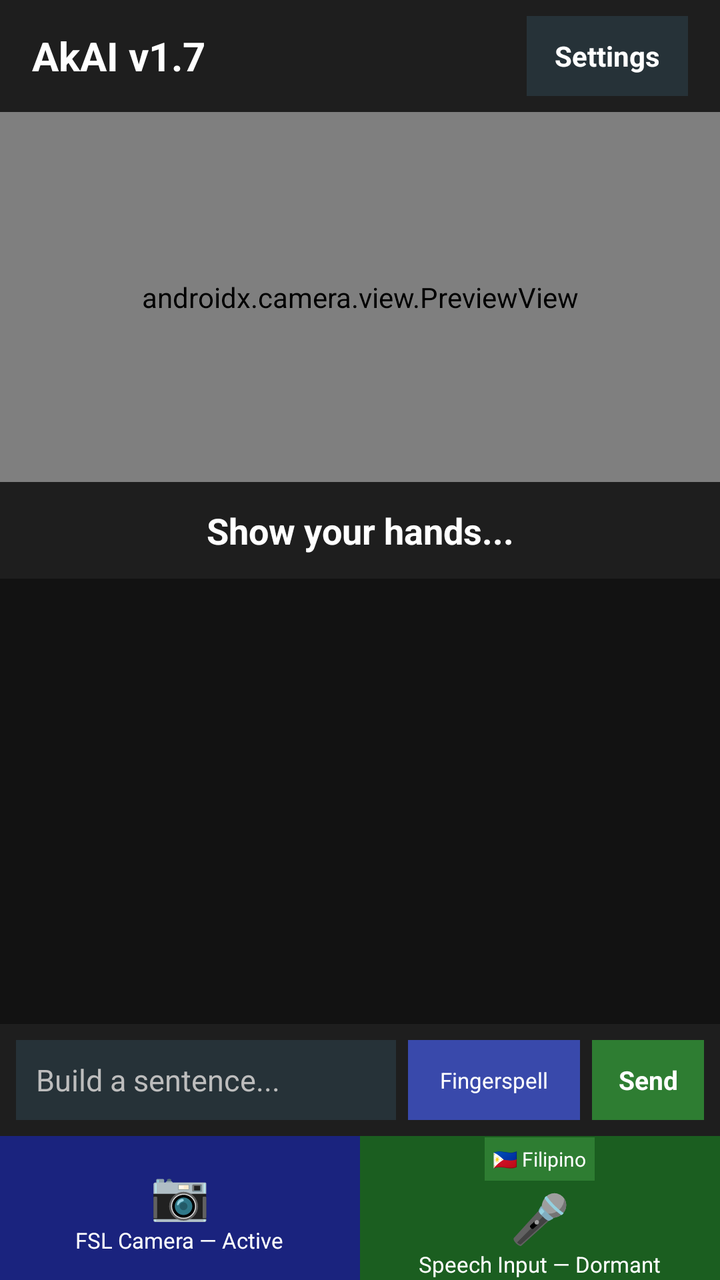
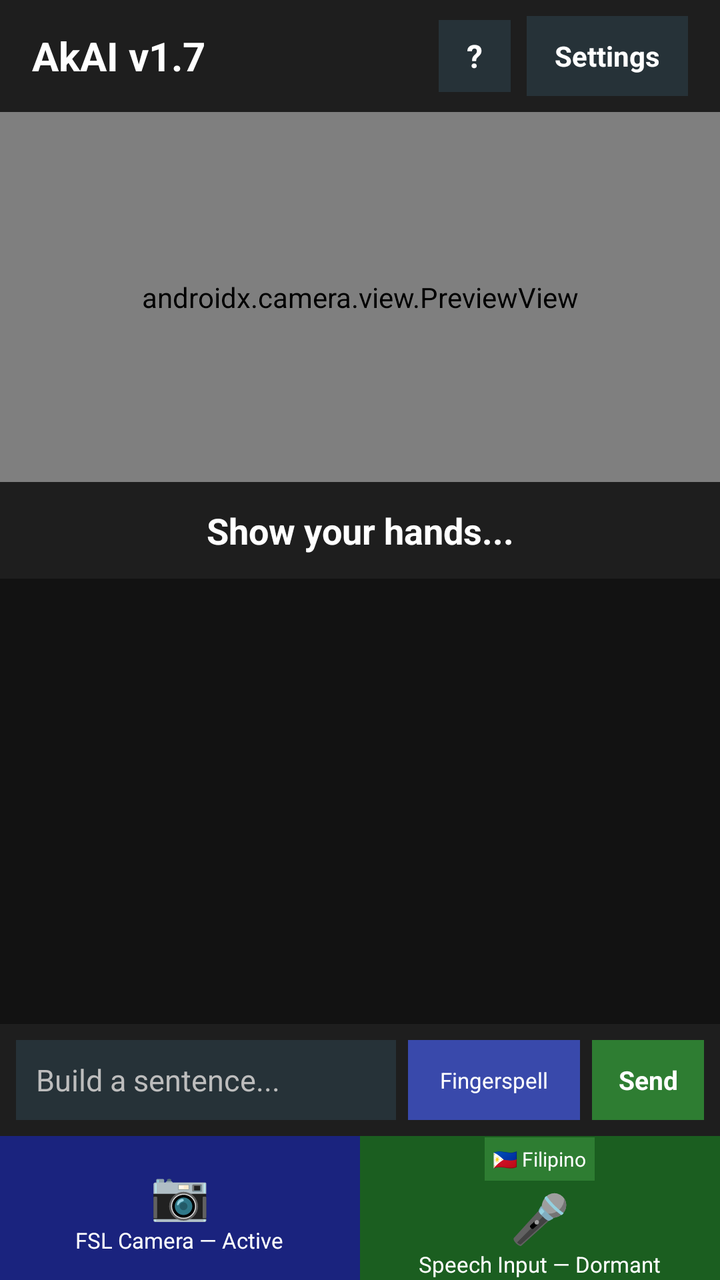

Before-and-after screenshots of an Android layout around one commit, followed by the original layout XML and the change that was made.
<!-- AndroidManifest.xml: application theme Theme.AkAI -->
<!-- res/layout/activity_main.xml -->
<?xml version="1.0" encoding="utf-8"?>
<LinearLayout xmlns:android="http://schemas.android.com/apk/res/android"
    xmlns:app="http://schemas.android.com/apk/res-auto"
    xmlns:tools="http://schemas.android.com/tools"
    android:layout_width="match_parent"
    android:layout_height="match_parent"
    android:orientation="vertical"
    android:background="#121212"
    tools:context=".MainActivity">

    
    <LinearLayout
        android:layout_width="match_parent"
        android:layout_height="56dp"
        android:orientation="horizontal"
        android:gravity="center_vertical"
        android:paddingStart="16dp"
        android:paddingEnd="16dp"
        android:background="#1E1E1E">

        <TextView
            android:layout_width="0dp"
            android:layout_height="wrap_content"
            android:layout_weight="1"
            android:text="AkAI v1.7"
            android:textColor="#FFFFFF"
            android:textSize="20sp"
            android:textStyle="bold" />

        <TextView
            android:id="@+id/btnSettings"
            android:layout_width="wrap_content"
            android:layout_height="40dp"
            android:gravity="center"
            android:text="Settings"
            android:textColor="#FFFFFF"
            android:textSize="14sp"
            android:textStyle="bold"
            android:background="#263238"
            android:paddingStart="14dp"
            android:paddingEnd="14dp"
            android:clickable="true"
            android:focusable="true"/>

    </LinearLayout>

    
    <androidx.camera.view.PreviewView
        android:id="@+id/cameraPreview"
        android:layout_width="match_parent"
        android:layout_height="0dp"
        android:layout_weight="2.5"
        android:background="#000000"/>

    
    <TextView
        android:id="@+id/tvPrediction"
        android:layout_width="match_parent"
        android:layout_height="wrap_content"
        android:text="Show your hands..."
        android:textColor="#FFFFFF"
        android:textSize="18sp"
        android:textStyle="bold"
        android:padding="12dp"
        android:background="#1E1E1E"
        android:gravity="center"/>

    
    <LinearLayout
        android:id="@+id/top3Panel"
        android:layout_width="match_parent"
        android:layout_height="wrap_content"
        android:orientation="vertical"
        android:background="#1E1E1E"
        android:padding="8dp"
        android:visibility="gone">

        <LinearLayout
            android:layout_width="match_parent"
            android:layout_height="wrap_content"
            android:orientation="horizontal"
            android:gravity="center_vertical"
            android:layout_marginBottom="6dp">

            <TextView
                android:layout_width="0dp"
                android:layout_height="wrap_content"
                android:layout_weight="1"
                android:text="Did you mean?"
                android:textColor="#888888"
                android:textSize="11sp"/>

            <TextView
                android:id="@+id/btnDismissTop3"
                android:layout_width="wrap_content"
                android:layout_height="wrap_content"
                android:text="✕"
                android:textColor="#888888"
                android:textSize="16sp"
                android:padding="4dp"
                android:clickable="true"
                android:focusable="true"/>

        </LinearLayout>

        <LinearLayout
            android:layout_width="match_parent"
            android:layout_height="wrap_content"
            android:orientation="horizontal">

            
            <LinearLayout
                android:id="@+id/btnChoice1"
                android:layout_width="0dp"
                android:layout_height="wrap_content"
                android:layout_weight="1"
                android:orientation="vertical"
                android:gravity="center"
                android:background="#1A237E"
                android:padding="10dp"
                android:layout_marginEnd="4dp"
                android:clickable="true"
                android:focusable="true">
                <TextView
                    android:id="@+id/tvChoice1"
                    android:layout_width="wrap_content"
                    android:layout_height="wrap_content"
                    android:text="A"
                    android:textColor="#FFFFFF"
                    android:textSize="14sp"
                    android:textStyle="bold"/>
                <TextView
                    android:id="@+id/tvConf1"
                    android:layout_width="wrap_content"
                    android:layout_height="wrap_content"
                    android:text="0.00"
                    android:textColor="#90CAF9"
                    android:textSize="10sp"
                    android:visibility="gone"/>
            </LinearLayout>

            
            <LinearLayout
                android:id="@+id/btnChoice2"
                android:layout_width="0dp"
                android:layout_height="wrap_content"
                android:layout_weight="1"
                android:orientation="vertical"
                android:gravity="center"
                android:background="#263238"
                android:padding="10dp"
                android:layout_marginEnd="4dp"
                android:clickable="true"
                android:focusable="true">
                <TextView
                    android:id="@+id/tvChoice2"
                    android:layout_width="wrap_content"
                    android:layout_height="wrap_content"
                    android:text="B"
                    android:textColor="#FFFFFF"
                    android:textSize="14sp"
                    android:textStyle="bold"/>
                <TextView
                    android:id="@+id/tvConf2"
                    android:layout_width="wrap_content"
                    android:layout_height="wrap_content"
                    android:text="0.00"
                    android:textColor="#90CAF9"
                    android:textSize="10sp"
                    android:visibility="gone"/>
            </LinearLayout>

            
            <LinearLayout
                android:id="@+id/btnChoice3"
                android:layout_width="0dp"
                android:layout_height="wrap_content"
                android:layout_weight="1"
                android:orientation="vertical"
                android:gravity="center"
                android:background="#263238"
                android:padding="10dp"
                android:clickable="true"
                android:focusable="true">
                <TextView
                    android:id="@+id/tvChoice3"
                    android:layout_width="wrap_content"
                    android:layout_height="wrap_content"
                    android:text="C"
                    android:textColor="#FFFFFF"
                    android:textSize="14sp"
                    android:textStyle="bold"/>
                <TextView
                    android:id="@+id/tvConf3"
                    android:layout_width="wrap_content"
                    android:layout_height="wrap_content"
                    android:text="0.00"
                    android:textColor="#90CAF9"
                    android:textSize="10sp"
                    android:visibility="gone"/>
            </LinearLayout>

        </LinearLayout>
    </LinearLayout>

    
    <LinearLayout
        android:id="@+id/letterBufferPanel"
        android:layout_width="match_parent"
        android:layout_height="wrap_content"
        android:orientation="horizontal"
        android:gravity="center_vertical"
        android:padding="8dp"
        android:background="#1A237E"
        android:visibility="gone">

        
        <HorizontalScrollView
            android:layout_width="0dp"
            android:layout_height="wrap_content"
            android:layout_weight="1">

            <LinearLayout
                android:id="@+id/letterChipsContainer"
                android:layout_width="wrap_content"
                android:layout_height="wrap_content"
                android:orientation="horizontal"
                android:padding="4dp"/>

        </HorizontalScrollView>

        
        <TextView
            android:id="@+id/btnConfirmWord"
            android:layout_width="40dp"
            android:layout_height="40dp"
            android:text="✓"
            android:textColor="#FFFFFF"
            android:textSize="20sp"
            android:gravity="center"
            android:background="#2E7D32"
            android:layout_marginStart="8dp"
            android:clickable="true"
            android:focusable="true"/>

        
        <TextView
            android:id="@+id/btnDeleteWord"
            android:layout_width="40dp"
            android:layout_height="40dp"
            android:text="✗"
            android:textColor="#FFFFFF"
            android:textSize="20sp"
            android:gravity="center"
            android:background="#B71C1C"
            android:layout_marginStart="4dp"
            android:clickable="true"
            android:focusable="true"/>

    </LinearLayout>

    
    <ScrollView
        android:id="@+id/scrollConversation"
        android:layout_width="match_parent"
        android:layout_height="0dp"
        android:layout_weight="3"
        android:padding="8dp"
        android:background="#121212">

        <LinearLayout
            android:id="@+id/conversationContainer"
            android:layout_width="match_parent"
            android:layout_height="wrap_content"
            android:orientation="vertical"
            android:padding="4dp"/>

    </ScrollView>

    
    <LinearLayout
        android:id="@+id/sentenceBuilderPanel"
        android:layout_width="match_parent"
        android:layout_height="wrap_content"
        android:orientation="horizontal"
        android:gravity="center_vertical"
        android:padding="8dp"
        android:background="#1E1E1E">

        <HorizontalScrollView
            android:layout_width="0dp"
            android:layout_height="wrap_content"
            android:layout_weight="1"
            android:fillViewport="true">

            <TextView
                android:id="@+id/tvSentenceDraft"
                android:layout_width="wrap_content"
                android:layout_height="40dp"
                android:minWidth="140dp"
                android:gravity="center_vertical"
                android:paddingStart="10dp"
                android:paddingEnd="10dp"
                android:text="@string/sentence_builder_empty"
                android:textColor="#BDBDBD"
                android:textSize="15sp"
                android:background="#263238" />

        </HorizontalScrollView>

        <TextView
            android:id="@+id/btnFingerspell"
            android:layout_width="wrap_content"
            android:layout_height="40dp"
            android:layout_marginStart="6dp"
            android:gravity="center"
            android:minWidth="86dp"
            android:paddingStart="10dp"
            android:paddingEnd="10dp"
            android:text="Fingerspell"
            android:textColor="#FFFFFF"
            android:textSize="11sp"
            android:background="#3949AB"
            android:clickable="true"
            android:focusable="true" />

        <TextView
            android:id="@+id/btnSendSentence"
            android:layout_width="56dp"
            android:layout_height="40dp"
            android:layout_marginStart="6dp"
            android:gravity="center"
            android:text="Send"
            android:textColor="#FFFFFF"
            android:textSize="13sp"
            android:textStyle="bold"
            android:background="#2E7D32"
            android:clickable="true"
            android:focusable="true" />

    </LinearLayout>

    
    <LinearLayout
        android:layout_width="match_parent"
        android:layout_height="72dp"
        android:orientation="horizontal">

        
        <LinearLayout
            android:id="@+id/btnFSLMode"
            android:layout_width="0dp"
            android:layout_height="match_parent"
            android:layout_weight="1"
            android:orientation="vertical"
            android:gravity="center"
            android:background="#1A237E"
            android:clickable="true"
            android:focusable="true">

            <TextView
                android:layout_width="wrap_content"
                android:layout_height="wrap_content"
                android:text="📷"
                android:textSize="24sp"/>

            <TextView
                android:id="@+id/tvFSLStatus"
                android:layout_width="wrap_content"
                android:layout_height="wrap_content"
                android:text="FSL Camera — Active"
                android:textColor="#FFFFFF"
                android:textSize="11sp"/>

        </LinearLayout>

        
        <LinearLayout
            android:id="@+id/btnSpeechMode"
            android:layout_width="0dp"
            android:layout_height="match_parent"
            android:layout_weight="1"
            android:orientation="vertical"
            android:gravity="center"
            android:background="#1B5E20"
            android:clickable="true"
            android:focusable="true">

            
            <TextView
                android:id="@+id/tvLanguageToggle"
                android:layout_width="wrap_content"
                android:layout_height="wrap_content"
                android:text="🇵🇭 Filipino"
                android:textColor="#FFFFFF"
                android:textSize="10sp"
                android:background="#2E7D32"
                android:padding="4dp"
                android:layout_marginBottom="2dp"
                android:clickable="true"
                android:focusable="true"/>

            <TextView
                android:layout_width="wrap_content"
                android:layout_height="wrap_content"
                android:text="🎤"
                android:textSize="24sp"/>

            <TextView
                android:id="@+id/tvSpeechStatus"
                android:layout_width="wrap_content"
                android:layout_height="wrap_content"
                android:text="Speech Input — Dormant"
                android:textColor="#FFFFFF"
                android:textSize="11sp"/>

        </LinearLayout>

    </LinearLayout>

</LinearLayout>
<!-- resources referenced by this layout -->
<resources>
  <string name="sentence_builder_empty">Build a sentence...</string>
  <style name="Theme.AkAI" parent="Base.Theme.AkAI" />
  <style name="Base.Theme.AkAI" parent="Theme.Material3.DayNight.NoActionBar">
          
          
      </style>
</resources>

<!-- the commit's change to res/layout/activity_main.xml (unified diff, before → after) -->
@@ -28,6 +28,21 @@
             android:textStyle="bold" />
 
         <TextView
+            android:id="@+id/btnHelp"
+            android:layout_width="36dp"
+            android:layout_height="36dp"
+            android:layout_marginEnd="8dp"
+            android:gravity="center"
+            android:text="?"
+            android:textColor="#FFFFFF"
+            android:textSize="16sp"
+            android:textStyle="bold"
+            android:background="#263238"
+            android:clickable="true"
+            android:focusable="true"
+            android:contentDescription="Help"/>
+
+        <TextView
             android:id="@+id/btnSettings"
             android:layout_width="wrap_content"
             android:layout_height="40dp"
@@ -342,6 +357,7 @@
 
     
     <LinearLayout
+        android:id="@+id/modeSwitcherPanel"
         android:layout_width="match_parent"
         android:layout_height="72dp"
         android:orientation="horizontal">
